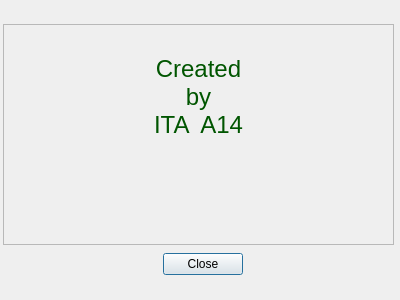
Above: AdditionalFiles/modal_window.ui from ITAAcademy/ITAInformator before the change. Below: the same form after it.
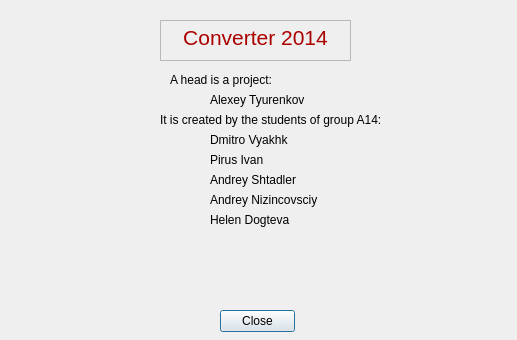
That is the form after the change.

Patch:
```diff
--- a/AdditionalFiles/modal_window.ui
+++ b/AdditionalFiles/modal_window.ui
@@ -6,23 +6,169 @@
    <rect>
     <x>0</x>
     <y>0</y>
-    <width>400</width>
-    <height>300</height>
+    <width>517</width>
+    <height>340</height>
    </rect>
   </property>
+  <property name="minimumSize">
+   <size>
+    <width>517</width>
+    <height>340</height>
+   </size>
+  </property>
+  <property name="maximumSize">
+   <size>
+    <width>517</width>
+    <height>340</height>
+   </size>
+  </property>
   <property name="windowTitle">
    <string>Dialog</string>
   </property>
+  <widget class="QWidget" name="widget" native="true">
+   <property name="geometry">
+    <rect>
+     <x>20</x>
+     <y>10</y>
+     <width>491</width>
+     <height>291</height>
+    </rect>
+   </property>
+   <widget class="QTextBrowser" name="textBrowser">
+    <property name="enabled">
+     <bool>false</bool>
+    </property>
+    <property name="geometry">
+     <rect>
+      <x>140</x>
+      <y>10</y>
+      <width>191</width>
+      <height>41</height>
+     </rect>
+    </property>
+    <property name="html">
+     <string>&lt;!DOCTYPE HTML PUBLIC &quot;-//W3C//DTD HTML 4.0//EN&quot; &quot;http://www.w3.org/TR/REC-html40/strict.dtd&quot;&gt;
+&lt;html&gt;&lt;head&gt;&lt;meta name=&quot;qrichtext&quot; content=&quot;1&quot; /&gt;&lt;style type=&quot;text/css&quot;&gt;
+p, li { white-space: pre-wrap; }
+&lt;/style&gt;&lt;/head&gt;&lt;body style=&quot; font-family:'MS Shell Dlg 2'; font-size:8.25pt; font-weight:400; font-style:normal;&quot;&gt;
+&lt;p align=&quot;center&quot; style=&quot; margin-top:0px; margin-bottom:0px; margin-left:0px; margin-right:0px; -qt-block-indent:0; text-indent:0px;&quot;&gt;&lt;span style=&quot; font-size:16pt; color:#aa0000;&quot;&gt;Converter 2014&lt;/span&gt;&lt;/p&gt;&lt;/body&gt;&lt;/html&gt;</string>
+    </property>
+   </widget>
+   <widget class="QLabel" name="label">
+    <property name="geometry">
+     <rect>
+      <x>150</x>
+      <y>60</y>
+      <width>171</width>
+      <height>20</height>
+     </rect>
+    </property>
+    <property name="text">
+     <string>A head is a project:</string>
+    </property>
+   </widget>
+   <widget class="QLabel" name="label_2">
+    <property name="geometry">
+     <rect>
+      <x>190</x>
+      <y>80</y>
+      <width>141</width>
+      <height>20</height>
+     </rect>
+    </property>
+    <property name="text">
+     <string>Alexey Tyurenkov</string>
+    </property>
+   </widget>
+   <widget class="QLabel" name="label_3">
+    <property name="geometry">
+     <rect>
+      <x>140</x>
+      <y>100</y>
+      <width>251</width>
+      <height>20</height>
+     </rect>
+    </property>
+    <property name="text">
+     <string>It is created by the students of group A14:</string>
+    </property>
+   </widget>
+   <widget class="QLabel" name="label_4">
+    <property name="geometry">
+     <rect>
+      <x>190</x>
+      <y>120</y>
+      <width>141</width>
+      <height>20</height>
+     </rect>
+    </property>
+    <property name="text">
+     <string>Dmitro Vyakhk</string>
+    </property>
+   </widget>
+   <widget class="QLabel" name="label_5">
+    <property name="geometry">
+     <rect>
+      <x>190</x>
+      <y>140</y>
+      <width>141</width>
+      <height>20</height>
+     </rect>
+    </property>
+    <property name="text">
+     <string>Pirus Ivan</string>
+    </property>
+   </widget>
+   <widget class="QLabel" name="label_6">
+    <property name="geometry">
+     <rect>
+      <x>190</x>
+      <y>160</y>
+      <width>141</width>
+      <height>20</height>
+     </rect>
+    </property>
+    <property name="text">
+     <string>Andrey Shtadler</string>
+    </property>
+   </widget>
+   <widget class="QLabel" name="label_7">
+    <property name="geometry">
+     <rect>
+      <x>190</x>
+      <y>180</y>
+      <width>141</width>
+      <height>20</height>
+     </rect>
+    </property>
+    <property name="text">
+     <string>Andrey Nizincovsciy</string>
+    </property>
+   </widget>
+   <widget class="QLabel" name="label_8">
+    <property name="geometry">
+     <rect>
+      <x>190</x>
+      <y>200</y>
+      <width>141</width>
+      <height>20</height>
+     </rect>
+    </property>
+    <property name="text">
+     <string>Helen Dogteva</string>
+    </property>
+   </widget>
+  </widget>
   <widget class="QDialogButtonBox" name="buttonBox">
    <property name="enabled">
     <bool>true</bool>
    </property>
    <property name="geometry">
     <rect>
-     <x>150</x>
-     <y>250</y>
-     <width>93</width>
-     <height>28</height>
+     <x>220</x>
+     <y>310</y>
+     <width>75</width>
+     <height>23</height>
     </rect>
    </property>
    <property name="orientation">
@@ -32,31 +178,6 @@
     <set>QDialogButtonBox::Close</set>
    </property>
   </widget>
-  <widget class="QTextEdit" name="textEdit_About">
-   <property name="enabled">
-    <bool>false</bool>
-   </property>
-   <property name="geometry">
-    <rect>
-     <x>3</x>
-     <y>24</y>
-     <width>391</width>
-     <height>221</height>
-    </rect>
-   </property>
-   <property name="html">
-    <string>&lt;!DOCTYPE HTML PUBLIC &quot;-//W3C//DTD HTML 4.0//EN&quot; &quot;http://www.w3.org/TR/REC-html40/strict.dtd&quot;&gt;
-&lt;html&gt;&lt;head&gt;&lt;meta name=&quot;qrichtext&quot; content=&quot;1&quot; /&gt;&lt;style type=&quot;text/css&quot;&gt;
-p, li { white-space: pre-wrap; }
-&lt;/style&gt;&lt;/head&gt;&lt;body style=&quot; font-family:'MS Shell Dlg 2'; font-size:8.25pt; font-weight:400; font-style:normal;&quot;&gt;
-&lt;p align=&quot;center&quot; style=&quot;-qt-paragraph-type:empty; margin-top:0px; margin-bottom:0px; margin-left:0px; margin-right:0px; -qt-block-indent:0; text-indent:0px; font-size:7.8pt;&quot;&gt;&lt;br /&gt;&lt;/p&gt;
-&lt;p align=&quot;center&quot; style=&quot;-qt-paragraph-type:empty; margin-top:0px; margin-bottom:0px; margin-left:0px; margin-right:0px; -qt-block-indent:0; text-indent:0px; font-size:7.8pt;&quot;&gt;&lt;br /&gt;&lt;/p&gt;
-&lt;p align=&quot;center&quot; style=&quot; margin-top:0px; margin-bottom:0px; margin-left:0px; margin-right:0px; -qt-block-indent:0; text-indent:0px;&quot;&gt;&lt;span style=&quot; font-size:18pt; color:#005500;&quot;&gt;Created&lt;/span&gt;&lt;/p&gt;
-&lt;p align=&quot;center&quot; style=&quot; margin-top:0px; margin-bottom:0px; margin-left:0px; margin-right:0px; -qt-block-indent:0; text-indent:0px;&quot;&gt;&lt;span style=&quot; font-size:18pt; color:#005500;&quot;&gt;by&lt;/span&gt;&lt;/p&gt;
-&lt;p align=&quot;center&quot; style=&quot; margin-top:0px; margin-bottom:0px; margin-left:0px; margin-right:0px; -qt-block-indent:0; text-indent:0px;&quot;&gt;&lt;span style=&quot; font-size:18pt; color:#005500;&quot;&gt;ITA  A14&lt;/span&gt;&lt;/p&gt;
-&lt;p align=&quot;center&quot; style=&quot;-qt-paragraph-type:empty; margin-top:0px; margin-bottom:0px; margin-left:0px; margin-right:0px; -qt-block-indent:0; text-indent:0px; font-size:7.8pt;&quot;&gt;&lt;br /&gt;&lt;/p&gt;&lt;/body&gt;&lt;/html&gt;</string>
-   </property>
-  </widget>
  </widget>
  <resources/>
  <connections>
```
Left out of the diff: 30 changed lines with no effect on the pictures.
